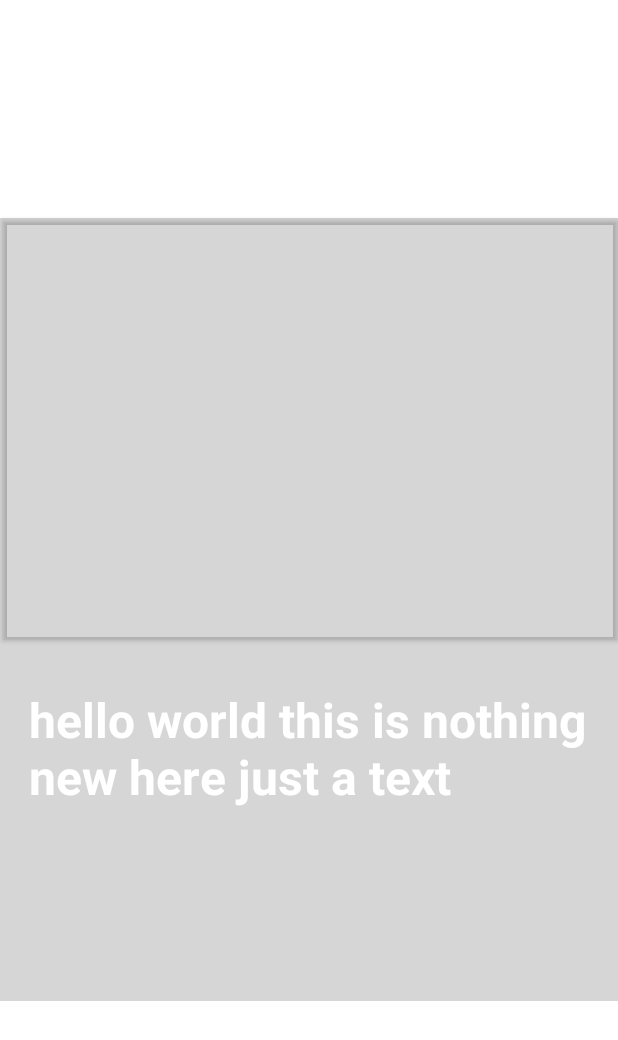
After one commit to prateekpandey1234/TravelPlanner, an Android app: the layout place_card_view.xml on its own in the app's theme, with its tools: preview values and no code run, on a phone screen of 412 x 824 dp. The commit adds this screen. Shown: the top 1040 px of the screen. Run offline under Robolectric (Android 15) with nearby library versions, the phone set to English and light mode, and no system bars.

Commit message:
commit last

```diff
--- a/app/build.gradle
+++ b/app/build.gradle
@@ -136,4 +136,9 @@ dependencies {
     implementation 'com.google.android.gms:play-services-location:19.0.1'
     implementation 'com.google.android.gms:play-services-maps:18.0.2'
     implementation 'com.google.android.libraries.places:places:2.5.0'
+
+    implementation "androidx.cardview:cardview:1.0.0"
+    //dependency to add gif and imageslider
+    implementation "pl.droidsonroids.gif:android-gif-drawable:1.2.19"
+
 }
--- a/app/src/main/java/com/example/travelplanner/data/local/Converters.kt
+++ b/app/src/main/java/com/example/travelplanner/data/local/Converters.kt
@@ -18,4 +18,5 @@ class Converters :Serializable{
         val listType: Type = object : TypeToken<ArrayList<String?>?>() {}.type
         return Gson().fromJson(value,listType)
     }
+
 }
--- a/app/src/main/java/com/example/travelplanner/repository/DefaultRepository.kt
+++ b/app/src/main/java/com/example/travelplanner/repository/DefaultRepository.kt
@@ -3,7 +3,7 @@ package com.example.travelplanner.repository
 import com.example.travelplanner.data.local.TravelItem
 import com.example.travelplanner.data.remote.ImageResponse
 //fake repo for testing
-/** * DAO is an abstraction of data persistence. However, a repository is an abstraction of a collection of objects
+/** * DAO is an abstraction of data  However, a repository is an abstraction of a collection of objects
  * * DAO is a lower-level concept, closer to the storage systems. However, Repository is a higher-level concept, closer to the Domain objects
  *  * DAO works as a data mapping/access layer, hiding ugly queries. However, a repository is a layer between domains and data access layers, hiding the complexity of collating data and preparing a domain object
  *  * DAO can't be implemented using a repository. However, a repository can use a DAO for accessing underlying storage*/
--- /dev/null
+++ b/app/src/main/res/drawable/ic_baseline_arrow_back_24.xml
@@ -0,0 +1,5 @@
+<vector android:autoMirrored="true" android:height="48dp"
+    android:tint="#FFFFFF" android:viewportHeight="24"
+    android:viewportWidth="24" android:width="48dp" xmlns:android="http://schemas.android.com/apk/res/android">
+    <path android:fillColor="@android:color/white" android:pathData="M20,11H7.83l5.59,-5.59L12,4l-8,8 8,8 1.41,-1.41L7.83,13H20v-2z"/>
+</vector>
--- a/app/src/main/res/layout/bottom_sheet.xml
+++ b/app/src/main/res/layout/bottom_sheet.xml
@@ -63,6 +63,7 @@
         app:layout_constraintTop_toBottomOf="@+id/button2">
 
         <include
+            android:id="@+id/place_item_layout"
             layout="@layout/place_item_layout"
             app:layout_constraintBottom_toBottomOf="parent"
             tools:layout_editor_absoluteX="-16dp" />
--- /dev/null
+++ b/app/src/main/res/layout/place_card_view.xml
@@ -0,0 +1,85 @@
+<?xml version="1.0" encoding="utf-8"?>
+<androidx.constraintlayout.widget.ConstraintLayout xmlns:android="http://schemas.android.com/apk/res/android"
+    xmlns:app="http://schemas.android.com/apk/res-auto"
+    xmlns:tools="http://schemas.android.com/tools"
+    android:layout_width="wrap_content"
+    android:layout_height="wrap_content">
+
+    <FrameLayout
+        android:layout_width="524dp"
+        android:layout_height="980dp"
+        app:layout_constraintBottom_toBottomOf="parent"
+        app:layout_constraintEnd_toEndOf="parent"
+        app:layout_constraintHorizontal_bias="0.5"
+        app:layout_constraintStart_toStartOf="parent"
+        app:layout_constraintTop_toTopOf="parent">
+
+        <pl.droidsonroids.gif.GifImageView
+            android:layout_width="522dp"
+            android:layout_height="967dp"
+            android:src="@drawable/bg454"
+            app:layout_constraintBottom_toBottomOf="parent"
+            app:layout_constraintEnd_toEndOf="parent"
+            app:layout_constraintHorizontal_bias="0.5"
+            app:layout_constraintStart_toStartOf="parent"
+            app:layout_constraintTop_toTopOf="parent" />
+
+        <androidx.constraintlayout.widget.ConstraintLayout
+            android:layout_width="match_parent"
+            android:layout_height="match_parent">
+
+            <androidx.cardview.widget.CardView
+                android:id="@+id/Image_show_card"
+                android:layout_width="409dp"
+                android:layout_height="280dp"
+                android:background="@color/white"
+                android:backgroundTint="@android:color/transparent"
+                app:layout_constraintBottom_toBottomOf="parent"
+                app:layout_constraintEnd_toEndOf="parent"
+                app:layout_constraintHorizontal_bias="0.5"
+                app:layout_constraintStart_toStartOf="parent"
+                app:layout_constraintTop_toTopOf="parent"
+                app:layout_constraintVertical_bias="0.319">
+
+                <androidx.viewpager.widget.ViewPager
+                    android:id="@+id/pagerview"
+                    android:layout_width="match_parent"
+                    android:layout_height="wrap_content" />
+            </androidx.cardview.widget.CardView>
+
+            <TextView
+                android:layout_width="376dp"
+                android:layout_height="95dp"
+                android:backgroundTint="@android:color/transparent"
+                android:text="hello world this is nothing new here just a text"
+                android:textColor="@color/white"
+                android:textSize="32dp"
+                android:textStyle="bold"
+                app:layout_constraintBottom_toBottomOf="parent"
+                app:layout_constraintEnd_toEndOf="parent"
+                app:layout_constraintHorizontal_bias="0.505"
+                app:layout_constraintStart_toStartOf="parent"
+                app:layout_constraintTop_toBottomOf="@+id/Image_show_card"
+                app:layout_constraintVertical_bias="0.084" />
+
+            <ImageButton
+                android:id="@+id/backtomain"
+                android:layout_width="71dp"
+                android:layout_height="65dp"
+                android:layout_marginStart="72dp"
+                android:layout_marginTop="64dp"
+                android:background="@android:color/transparent"
+                android:src="@drawable/ic_baseline_arrow_back_24"
+                app:layout_constraintBottom_toTopOf="@+id/Image_show_card"
+                app:layout_constraintEnd_toEndOf="@+id/Image_show_card"
+                app:layout_constraintHorizontal_bias="0.0"
+                app:layout_constraintStart_toStartOf="parent"
+                app:layout_constraintTop_toTopOf="parent"
+                app:layout_constraintVertical_bias="0.17" />
+
+        </androidx.constraintlayout.widget.ConstraintLayout>
+
+    </FrameLayout>
+
+
+</androidx.constraintlayout.widget.ConstraintLayout>
--- a/build.gradle
+++ b/build.gradle
@@ -3,11 +3,14 @@ buildscript {
     repositories {
         google()
         mavenCentral()
+        maven{
+            url "https://jitpack.io"
+        }
     }
     dependencies {
         classpath 'com.android.tools.build:gradle:7.1.2'
         classpath "org.jetbrains.kotlin:kotlin-gradle-plugin:1.6.10"
-        classpath "androidx.navigation:navigation-safe-args-gradle-plugin:2.5.0-alpha02"
+        classpath "androidx.navigation:navigation-safe-args-gradle-plugin:2.5.0-alpha03"
         classpath 'com.google.dagger:hilt-android-gradle-plugin:2.38.1'
         classpath "com.google.android.libraries.mapsplatform.secrets-gradle-plugin:secrets-gradle-plugin:2.0.1"
 
@@ -15,6 +18,7 @@ buildscript {
         // in the individual module build.gradle files
     }
 }
+
 task clean(type: Delete) {
     delete rootProject.buildDir
 }
```
Also changed, not shown: app/src/main/java/com/example/travelplanner/adapters/ViewPagerAdapter.kt (added, +55 -0 lines), app/src/main/java/com/example/travelplanner/ui/fragment/MainFragment.kt (+7 -0 lines), app/src/main/java/com/example/travelplanner/ui/fragment/PlaceDeatilsFragment.kt (added, +27 -0 lines), app/src/main/res/layout/layout_image_pager.xml (added, +13 -0 lines), app/src/main/res/navigation/nav_graph.xml (+11 -0 lines), 1 other file.
